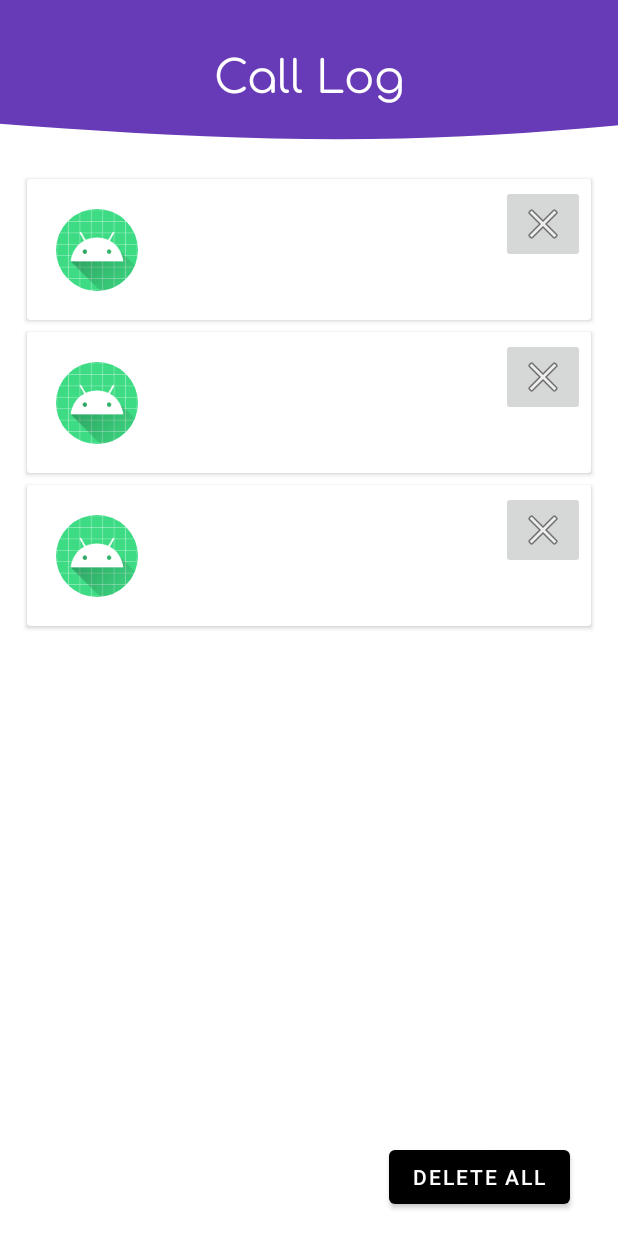
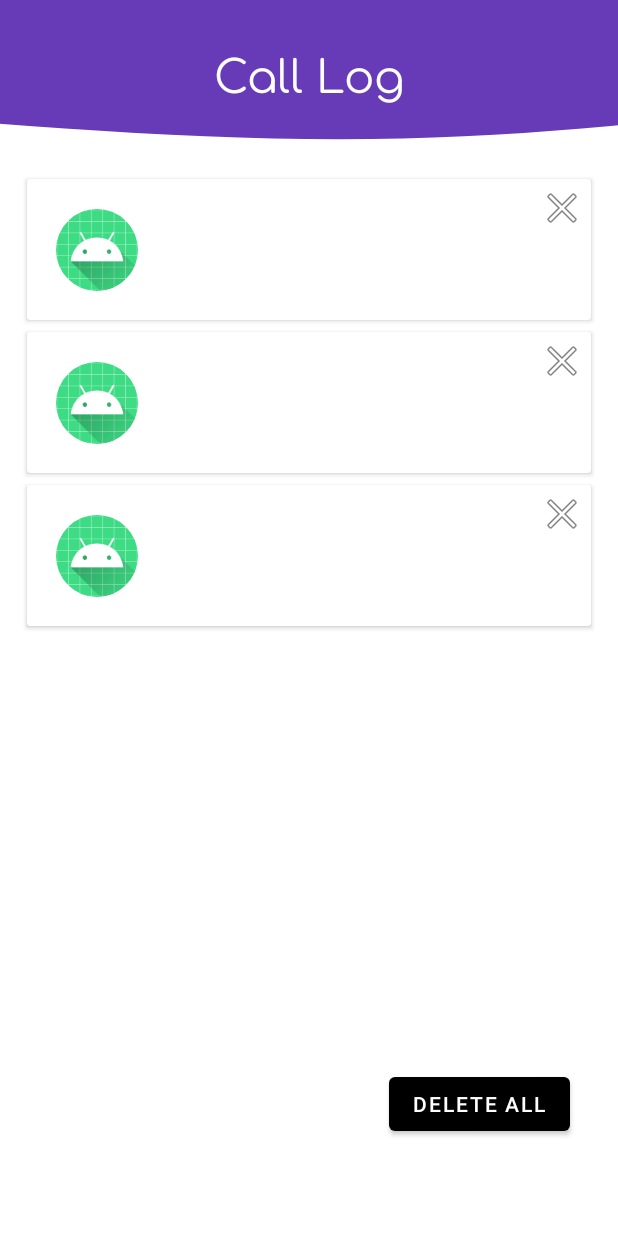
Before and after one commit to kryptorado/dineShareAndroid, an Android app: the layout fragment_call_log.xml on its own in the app's theme, with its tools: preview values and no code run, on a phone screen of 412 x 824 dp. Run offline under Robolectric (Android 15) with nearby library versions, the phone set to English and light mode, and no system bars.

Commit message:
delete one and all callLogs done, some UI improvements

```diff
--- a/app/src/main/java/com/example/dineshareandroid/ui/connecting/ConnectViewModel.kt
+++ b/app/src/main/java/com/example/dineshareandroid/ui/connecting/ConnectViewModel.kt
@@ -20,7 +20,7 @@ import java.util.*
 
 class ConnectViewModel: ViewModel() {
     private val TAG = "ConnectViewModel"
-    private val BACKEND_BASE_URL = "http://192.168.0.37:3000/matching" // TODO: replace with deployed URL
+    private val BACKEND_BASE_URL = "http://192.168.2.25:3000/matching" // TODO: replace with deployed URL
     private val ENTER_QUEUE_URL = "${BACKEND_BASE_URL}/enterQueue"
     private val POLL_QUEUE_URL = "${BACKEND_BASE_URL}/pollQueue/${Amplify.Auth.currentUser.userId}"
     private val EXIT_QUEUE_URL = "${BACKEND_BASE_URL}/doneCall/${Amplify.Auth.currentUser.userId}"
--- a/app/src/main/res/layout/caller_log_layout.xml
+++ b/app/src/main/res/layout/caller_log_layout.xml
@@ -61,8 +61,11 @@
 
         <ImageButton
             android:id="@+id/deleteLog"
-            android:layout_width="wrap_content"
-            android:layout_height="wrap_content"
+            android:layout_width="20dp"
+            android:layout_height="20dp"
+            android:layout_marginTop="5dp"
+            android:layout_marginEnd="5dp"
+            android:background="@null"
             app:layout_constraintEnd_toEndOf="parent"
             app:layout_constraintTop_toTopOf="parent"
             app:srcCompat="@android:drawable/ic_menu_close_clear_cancel" />
--- a/app/src/main/res/layout/fragment_call_log.xml
+++ b/app/src/main/res/layout/fragment_call_log.xml
@@ -42,10 +42,11 @@
         android:layout_width="wrap_content"
         android:layout_height="wrap_content"
         android:layout_marginEnd="32dp"
-        android:layout_marginBottom="15dp"
+        android:layout_marginBottom="64dp"
         android:layout_weight="1"
         android:text="Delete all"
         android:textColor="?android:attr/textColorPrimaryInverse"
+        android:translationZ="5dp"
         app:layout_constraintBottom_toBottomOf="@+id/nestedScrollView"
         app:layout_constraintEnd_toEndOf="parent" />
 
```
Also changed, not shown: app/src/main/java/com/example/dineshareandroid/backend/UserData.kt (+38 -0 lines), app/src/main/java/com/example/dineshareandroid/ui/callLog/CallLogFragment.kt (+18 -3 lines), app/src/main/java/com/example/dineshareandroid/ui/callLog/CallLogRecyclerAdapter.kt (+16 -7 lines), app/src/main/java/com/example/dineshareandroid/ui/callLog/CallLogViewModel.kt (+17 -0 lines).
